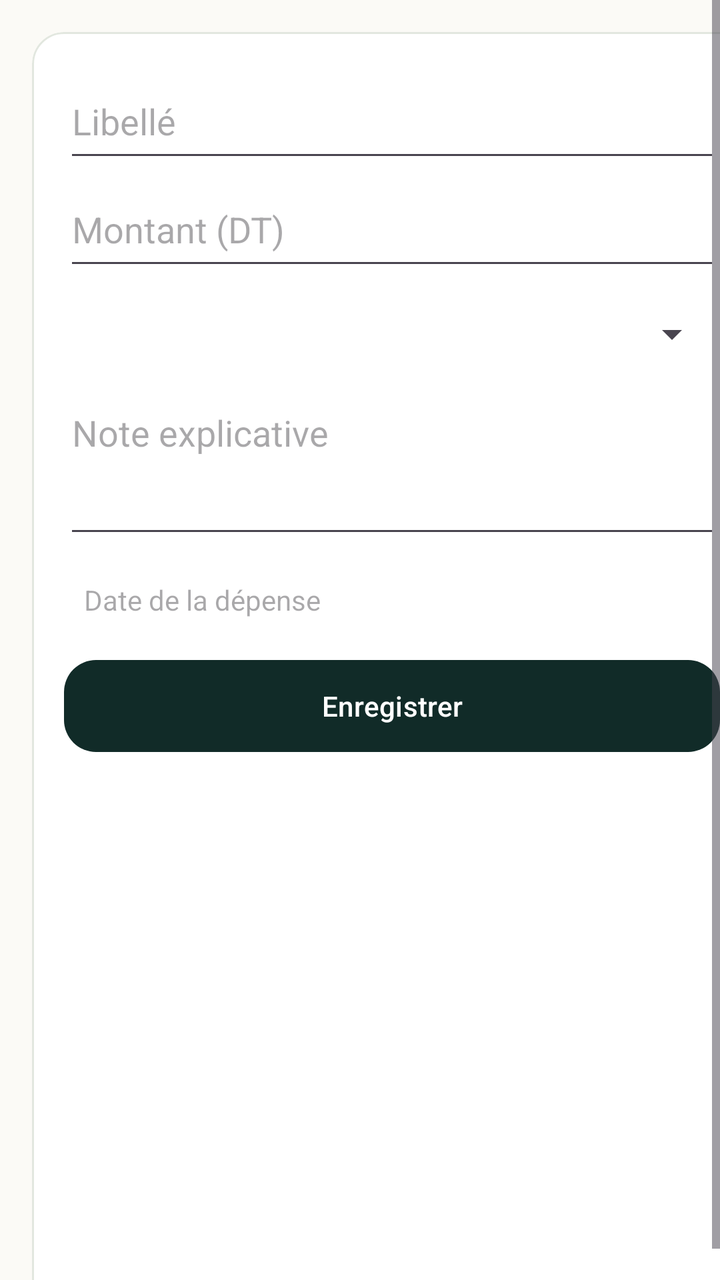
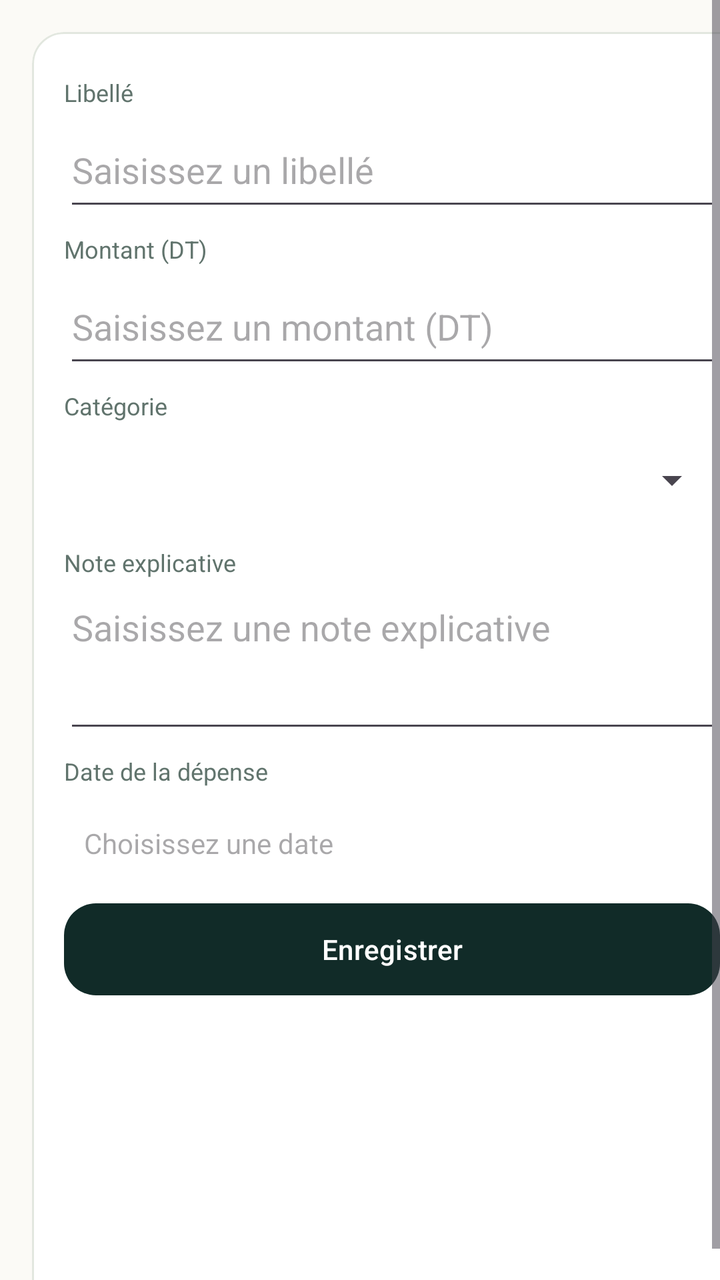

The first picture is an Android layout as it rendered before a commit; the second is the same layout after the commit. The layout source and the unified diff follow.
<!-- AndroidManifest.xml: application theme Theme.Masrouf1 -->
<!-- res/layout/activity_add_expense.xml -->
<?xml version="1.0" encoding="utf-8"?>
<ScrollView xmlns:android="http://schemas.android.com/apk/res/android" xmlns:app="http://schemas.android.com/apk/res-auto"
    android:layout_width="match_parent" android:layout_height="match_parent" android:fillViewport="true" android:background="@color/cream">
    <com.google.android.material.card.MaterialCardView android:layout_width="match_parent" android:layout_height="wrap_content" android:layout_margin="16dp" app:cardBackgroundColor="@color/alabaster" app:cardCornerRadius="16dp" app:strokeColor="@color/card_border" app:strokeWidth="1dp">
        <LinearLayout android:layout_width="match_parent" android:layout_height="wrap_content" android:orientation="vertical" android:padding="16dp">
            <EditText android:id="@+id/expense_label" android:layout_width="match_parent" android:layout_height="54dp" android:hint="@string/transaction_name" android:singleLine="true" />
            <EditText android:id="@+id/expense_amount" android:layout_width="match_parent" android:layout_height="54dp" android:hint="@string/amount_dinars" android:inputType="numberDecimal" />
            <Spinner android:id="@+id/expense_category" android:layout_width="match_parent" android:layout_height="54dp" />
            <EditText android:id="@+id/expense_note" android:layout_width="match_parent" android:layout_height="wrap_content" android:gravity="top" android:hint="@string/expense_note" android:minHeight="80dp" android:inputType="textCapSentences|textMultiLine" />
            <TextView android:id="@+id/expense_date" android:layout_width="match_parent" android:layout_height="52dp" android:gravity="center_vertical" android:hint="@string/expense_date" android:paddingHorizontal="10dp" />
            <com.google.android.material.button.MaterialButton android:id="@+id/save_expense" android:layout_width="match_parent" android:layout_height="54dp" android:text="@string/save" app:backgroundTint="@color/forest" app:cornerRadius="16dp" />
        </LinearLayout>
    </com.google.android.material.card.MaterialCardView>
</ScrollView>
<!-- resources referenced by this layout -->
<resources>
  <color name="alabaster">#FFFFFF</color>
  <color name="card_border">#E2E7DF</color>
  <color name="cream">#FBFAF6</color>
  <color name="forest">#112B28</color>
  <string name="amount_dinars">Montant (DT)</string>
  <string name="expense_date">Date de la dépense</string>
  <string name="expense_note">Note explicative</string>
  <string name="save">Enregistrer</string>
  <string name="transaction_name">Libellé</string>
  <style name="Theme.Masrouf1" parent="Base.Theme.Masrouf1" />
  <style name="Base.Theme.Masrouf1" parent="Theme.Material3.DayNight.NoActionBar">
          <item name="colorPrimary">@color/forest</item>
          <item name="colorOnPrimary">@color/alabaster</item>
          <item name="colorSecondary">@color/emerald</item>
          <item name="colorOnSecondary">@color/alabaster</item>
          <item name="android:colorAccent">@color/emerald</item>
          <item name="android:windowLightStatusBar">true</item>
          <item name="android:statusBarColor">@color/cream</item>
          <item name="android:navigationBarColor">@color/cream</item>
          <item name="android:windowBackground">@color/cream</item>
      </style>
  <color name="emerald">#2E7D43</color>
</resources>

<!-- the commit's change to res/layout/activity_add_expense.xml (unified diff, before → after) -->
@@ -3,11 +3,16 @@
     android:layout_width="match_parent" android:layout_height="match_parent" android:fillViewport="true" android:background="@color/cream">
     <com.google.android.material.card.MaterialCardView android:layout_width="match_parent" android:layout_height="wrap_content" android:layout_margin="16dp" app:cardBackgroundColor="@color/alabaster" app:cardCornerRadius="16dp" app:strokeColor="@color/card_border" app:strokeWidth="1dp">
         <LinearLayout android:layout_width="match_parent" android:layout_height="wrap_content" android:orientation="vertical" android:padding="16dp">
-            <EditText android:id="@+id/expense_label" android:layout_width="match_parent" android:layout_height="54dp" android:hint="@string/transaction_name" android:singleLine="true" />
-            <EditText android:id="@+id/expense_amount" android:layout_width="match_parent" android:layout_height="54dp" android:hint="@string/amount_dinars" android:inputType="numberDecimal" />
-            <Spinner android:id="@+id/expense_category" android:layout_width="match_parent" android:layout_height="54dp" />
-            <EditText android:id="@+id/expense_note" android:layout_width="match_parent" android:layout_height="wrap_content" android:gravity="top" android:hint="@string/expense_note" android:minHeight="80dp" android:inputType="textCapSentences|textMultiLine" />
-            <TextView android:id="@+id/expense_date" android:layout_width="match_parent" android:layout_height="52dp" android:gravity="center_vertical" android:hint="@string/expense_date" android:paddingHorizontal="10dp" />
+            <TextView style="@style/FormFieldLabel" android:labelFor="@id/expense_label" android:text="@string/transaction_name" />
+            <EditText android:id="@+id/expense_label" android:layout_width="match_parent" android:layout_height="54dp" android:hint="@string/hint_transaction_name" android:singleLine="true" />
+            <TextView style="@style/FormFieldLabel" android:labelFor="@id/expense_amount" android:text="@string/amount_dinars" />
+            <EditText android:id="@+id/expense_amount" android:layout_width="match_parent" android:layout_height="54dp" android:hint="@string/hint_amount" android:inputType="numberDecimal" />
+            <TextView style="@style/FormFieldLabel" android:labelFor="@id/expense_category" android:text="@string/field_category" />
+            <Spinner android:id="@+id/expense_category" android:layout_width="match_parent" android:layout_height="54dp" android:contentDescription="@string/field_category" />
+            <TextView style="@style/FormFieldLabel" android:labelFor="@id/expense_note" android:text="@string/expense_note" />
+            <EditText android:id="@+id/expense_note" android:layout_width="match_parent" android:layout_height="wrap_content" android:gravity="top" android:hint="@string/hint_expense_note" android:minHeight="80dp" android:inputType="textCapSentences|textMultiLine" />
+            <TextView style="@style/FormFieldLabel" android:labelFor="@id/expense_date" android:text="@string/expense_date" />
+            <TextView android:id="@+id/expense_date" android:layout_width="match_parent" android:layout_height="52dp" android:gravity="center_vertical" android:hint="@string/hint_date" android:paddingHorizontal="10dp" />
             <com.google.android.material.button.MaterialButton android:id="@+id/save_expense" android:layout_width="match_parent" android:layout_height="54dp" android:text="@string/save" app:backgroundTint="@color/forest" app:cornerRadius="16dp" />
         </LinearLayout>
     </com.google.android.material.card.MaterialCardView>
<!-- resource entries referenced after the edit -->
@@ -7,9 +7,23 @@
   <string name="amount_dinars">Montant (DT)</string>
   <string name="expense_date">Date de la dépense</string>
   <string name="expense_note">Note explicative</string>
+  <string name="field_category">Catégorie</string>
+  <string name="hint_amount">Saisissez un montant (DT)</string>
+  <string name="hint_date">Choisissez une date</string>
+  <string name="hint_expense_note">Saisissez une note explicative</string>
+  <string name="hint_transaction_name">Saisissez un libellé</string>
   <string name="save">Enregistrer</string>
   <string name="transaction_name">Libellé</string>
+  <style name="FormFieldLabel">
+          <item name="android:layout_width">match_parent</item>
+          <item name="android:layout_height">wrap_content</item>
+          <item name="android:layout_marginTop">6dp</item>
+          <item name="android:layout_marginBottom">2dp</item>
+          <item name="android:textColor">@color/muted_green</item>
+          <item name="android:textSize">12sp</item>
+      </style>
   <style name="Theme.Masrouf1" parent="Base.Theme.Masrouf1" />
+  <color name="muted_green">#61746D</color>
   <style name="Base.Theme.Masrouf1" parent="Theme.Material3.DayNight.NoActionBar">
           <item name="colorPrimary">@color/forest</item>
           <item name="colorOnPrimary">@color/alabaster</item>
